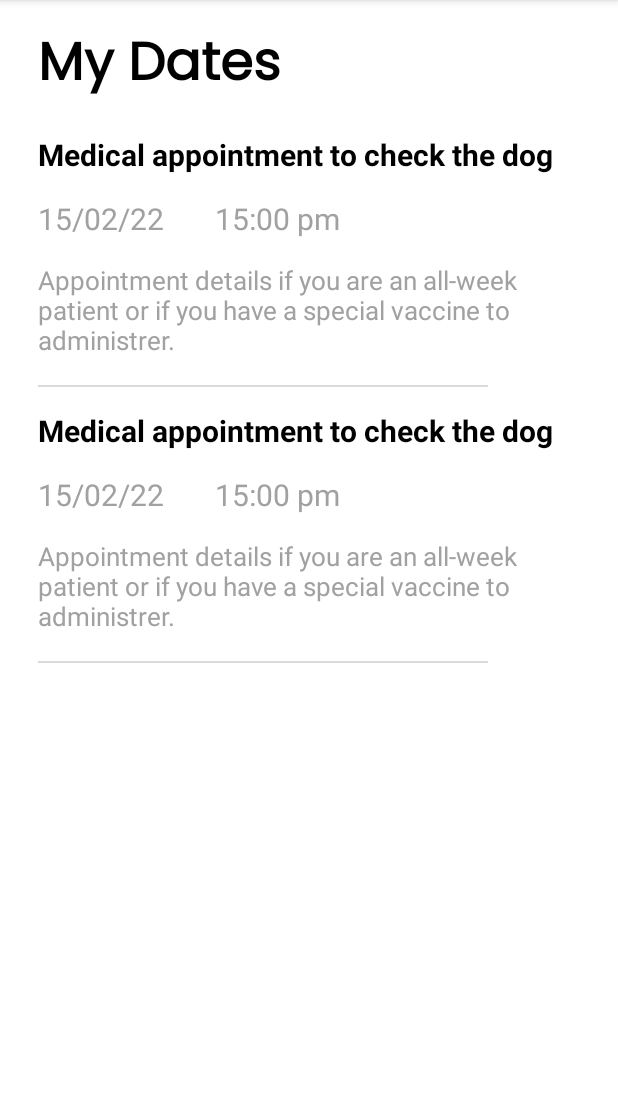
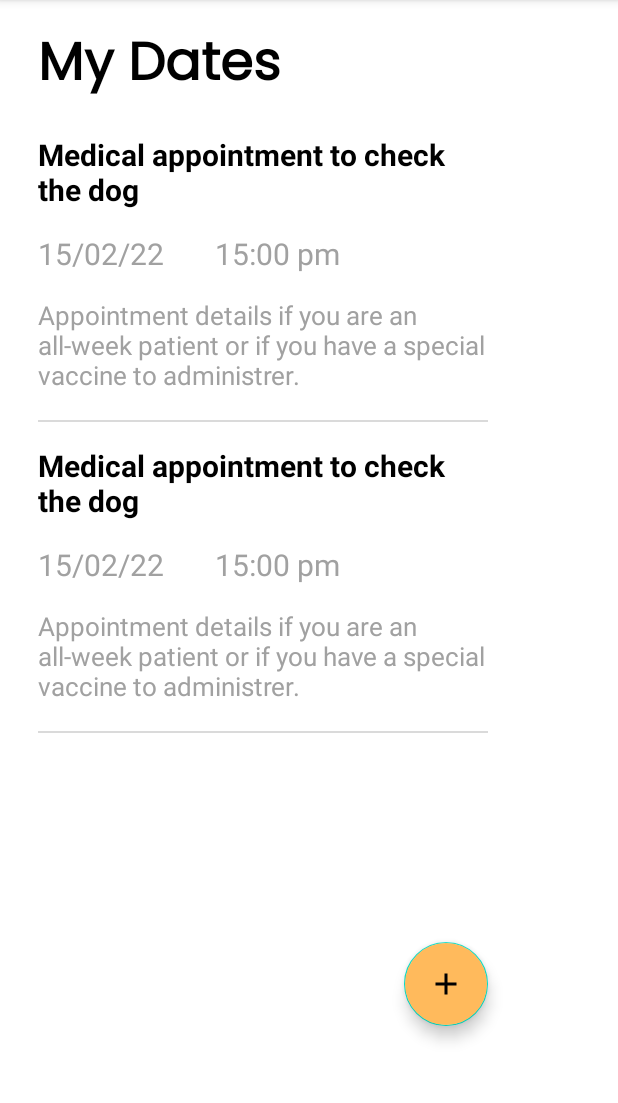
Before and after one commit to RicardoFlores01/HealthPetAppMovil, an Android app: the fragment HomeFragment shown on its own in the app's theme, on a phone screen of 412 x 824 dp, the part 84-1187 px from its top. Run offline under Robolectric (Android 15) with nearby library versions, the phone set to English and light mode, and no system bars; 2 statements that could not run were skipped.

Commit message:
Agregar codigo para la navegacion entre pantallas y el boton flotante.

```diff
--- a/app/src/main/java/example/com/healthpetapp/ui/gallery/GalleryFragment.java
+++ b/app/src/main/java/example/com/healthpetapp/ui/gallery/GalleryFragment.java
@@ -28,11 +28,11 @@ public class GalleryFragment extends Fragment {
         binding = FragmentGalleryBinding.inflate(inflater, container, false);
         View root = binding.getRoot();
 
-        final TextView textView = binding.textGallery;
+       // final TextView textView = binding.textGallery;
         galleryViewModel.getText().observe(getViewLifecycleOwner(), new Observer<String>() {
             @Override
             public void onChanged(@Nullable String s) {
-                textView.setText(s);
+            //    textView.setText(s);
             }
         });
         return root;
--- a/app/src/main/java/example/com/healthpetapp/ui/home/HomeFragment.java
+++ b/app/src/main/java/example/com/healthpetapp/ui/home/HomeFragment.java
@@ -1,9 +1,11 @@
 package example.com.healthpetapp.ui.home;
 
+import android.content.Intent;
 import android.os.Bundle;
 import android.view.LayoutInflater;
 import android.view.View;
 import android.view.ViewGroup;
+import android.widget.Button;
 import android.widget.TextView;
 
 import androidx.annotation.NonNull;
@@ -12,6 +14,8 @@ import androidx.fragment.app.Fragment;
 import androidx.lifecycle.Observer;
 import androidx.lifecycle.ViewModelProvider;
 
+import example.com.healthpetapp.AddContact;
+import example.com.healthpetapp.MyAppointment;
 import example.com.healthpetapp.R;
 import example.com.healthpetapp.databinding.FragmentHomeBinding;
 
@@ -20,19 +24,41 @@ public class HomeFragment extends Fragment {
     private HomeViewModel homeViewModel;
     private FragmentHomeBinding binding;
 
+    TextView my_appointment;
+    Button floating_add;
+
     public View onCreateView(@NonNull LayoutInflater inflater,
                              ViewGroup container, Bundle savedInstanceState) {
+
         homeViewModel =
                 new ViewModelProvider(this).get(HomeViewModel.class);
 
         binding = FragmentHomeBinding.inflate(inflater, container, false);
         View root = binding.getRoot();
 
-        final TextView textView = binding.textHome;
+        my_appointment = (TextView) root.findViewById(R.id.title_date);
+        my_appointment.setOnClickListener(new View.OnClickListener(){
+            @Override
+            public void onClick(View view){
+                Intent intent = new Intent(getActivity(), MyAppointment.class);
+                startActivity(intent);
+            }
+        });
+
+        floating_add = (Button) root.findViewById(R.id.floatingActionButton);
+        floating_add.setOnClickListener(new View.OnClickListener() {
+            @Override
+            public void onClick(View view) {
+                Intent intent = new Intent(getActivity(), AddContact.class);
+                startActivity((intent));
+            }
+        });
+
+       // final TextView textView = binding.textHome;
         homeViewModel.getText().observe(getViewLifecycleOwner(), new Observer<String>() {
             @Override
             public void onChanged(@Nullable String s) {
-                textView.setText(s);
+                //textView.setText(s);
             }
         });
         return root;
--- a/app/src/main/java/example/com/healthpetapp/ui/slideshow/SlideshowFragment.java
+++ b/app/src/main/java/example/com/healthpetapp/ui/slideshow/SlideshowFragment.java
@@ -28,11 +28,11 @@ public class SlideshowFragment extends Fragment {
         binding = FragmentSlideshowBinding.inflate(inflater, container, false);
         View root = binding.getRoot();
 
-        final TextView textView = binding.textSlideshow;
+        //final TextView textView = binding.textSlideshow;
         slideshowViewModel.getText().observe(getViewLifecycleOwner(), new Observer<String>() {
             @Override
-            public void onChanged(@Nullable String s) {
-                textView.setText(s);
+           public void onChanged(@Nullable String s) {
+                //textView.setText(s);
             }
         });
         return root;
--- /dev/null
+++ b/app/src/main/res/drawable/ic_baseline_add_24.xml
@@ -0,0 +1,5 @@
+<vector android:height="24dp" android:tint="#FFFFFF"
+    android:viewportHeight="24" android:viewportWidth="24"
+    android:width="24dp" xmlns:android="http://schemas.android.com/apk/res/android">
+    <path android:fillColor="@android:color/white" android:pathData="M19,13h-6v6h-2v-6H5v-2h6V5h2v6h6v2z"/>
+</vector>
--- a/app/src/main/res/layout/activity_medical_history.xml
+++ b/app/src/main/res/layout/activity_medical_history.xml
@@ -12,7 +12,7 @@
         android:layout_height="60dp"
         android:layout_marginStart="25dp"
         android:fontFamily="@font/regular"
-        android:background="@drawable/ic_baseline_pets_24"
+        android:background="@drawable/photo1"
         android:textColor="@color/black"
         android:layout_marginTop="30dp"
         app:layout_constraintStart_toStartOf="parent"
--- a/app/src/main/res/layout/fragment_home.xml
+++ b/app/src/main/res/layout/fragment_home.xml
@@ -22,7 +22,7 @@
 
     <TextView
         android:id="@+id/title_date"
-        android:layout_width="359dp"
+        android:layout_width="300dp"
         android:layout_height="wrap_content"
         android:text="@string/title_date"
         android:textSize="20sp"
@@ -62,7 +62,7 @@
 
     <TextView
         android:id="@+id/description"
-        android:layout_width="350dp"
+        android:layout_width="300dp"
         android:layout_height="wrap_content"
         android:text="@string/description"
         android:textSize="17sp"
@@ -86,7 +86,7 @@
 
     <TextView
         android:id="@+id/title_date1"
-        android:layout_width="359dp"
+        android:layout_width="300dp"
         android:layout_height="wrap_content"
         android:text="@string/title_date"
         android:textSize="20sp"
@@ -126,7 +126,7 @@
 
     <TextView
         android:id="@+id/description1"
-        android:layout_width="350dp"
+        android:layout_width="300dp"
         android:layout_height="wrap_content"
         android:text="@string/description"
         android:textSize="17sp"
@@ -148,5 +148,17 @@
         app:layout_constraintStart_toStartOf="parent"
         app:layout_constraintTop_toBottomOf="@id/description1" />
 
+    <com.google.android.material.floatingactionbutton.FloatingActionButton
+        android:id="@+id/floatingActionButton"
+        android:layout_width="wrap_content"
+        android:layout_height="wrap_content"
+        android:layout_marginStart="269dp"
+        android:layout_marginTop="139dp"
+        android:clickable="true"
+        android:backgroundTint="@color/purple_500"
+        android:src="@drawable/ic_baseline_add_24"
+        app:layout_constraintStart_toStartOf="parent"
+        app:layout_constraintTop_toBottomOf="@+id/line1" />
+
 
 </androidx.constraintlayout.widget.ConstraintLayout>
--- a/build.gradle
+++ b/build.gradle
@@ -5,7 +5,7 @@ buildscript {
         mavenCentral()
     }
     dependencies {
-        classpath "com.android.tools.build:gradle:7.0.1"
+        classpath 'com.android.tools.build:gradle:7.0.2'
 
         // NOTE: Do not place your application dependencies here; they belong
         // in the individual module build.gradle files
```
Also changed, not shown: app/src/main/res/layout/app_bar_menu.xml (+0 -9 lines), app/src/main/res/layout/fragment_slideshow.xml (+4 -5 lines), app/src/main/res/drawable-v24/photo1.png (added), app/src/main/res/drawable-v24/photo2.png (added), app/src/main/res/drawable-v24/photo3.png (added).
